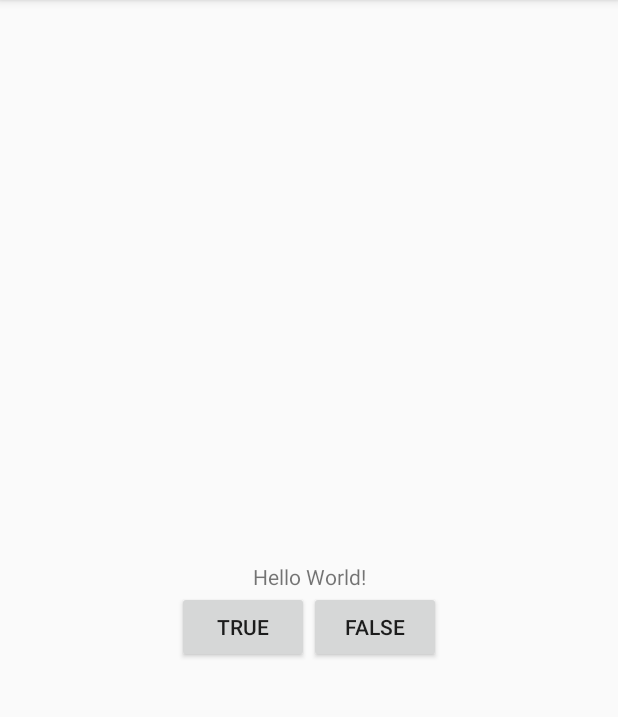
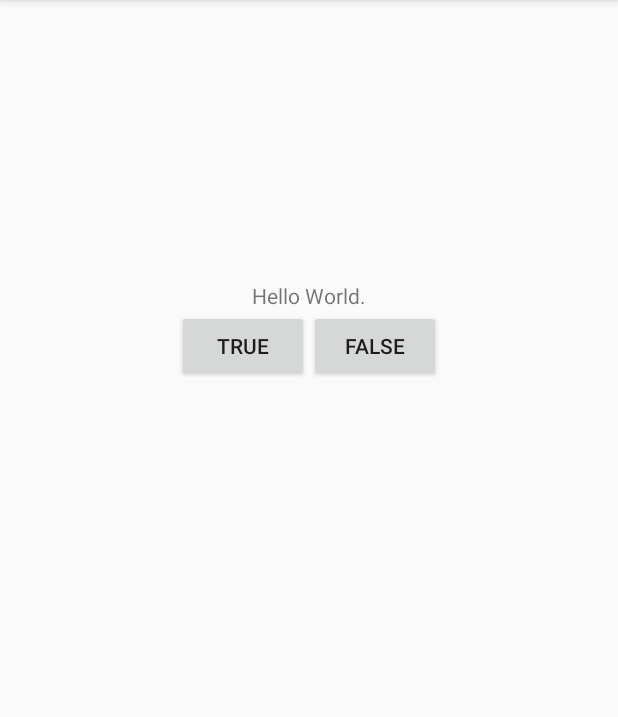
Before and after one commit to palanceli/TempAndroid, an Android app: the screen it shows after launch (QuizActivity), on a phone screen of 412 x 824 dp, the part 84-801 px from its top. Run offline under Robolectric (Android 15) with nearby library versions, the phone set to English and light mode, and no system bars.

Commit message:
commit changes

```diff
--- a/BNRG01/app/src/main/java/com/palanceli/ime/bnrg01/QuizActivity.java
+++ b/BNRG01/app/src/main/java/com/palanceli/ime/bnrg01/QuizActivity.java
@@ -16,8 +16,8 @@ public class QuizActivity extends AppCompatActivity {
     protected void onCreate(Bundle savedInstanceState) {
         super.onCreate(savedInstanceState);
         setContentView(R.layout.activity_quiz);
-        mTrueButton = (Button)findViewById(R.id.false_button);
-        mFalseButton = (Button)findViewById(R.id.true_button);
+        mTrueButton = (Button)findViewById(R.id.true_button);
+        mFalseButton = (Button)findViewById(R.id.false_button);
 
         mTrueButton.setOnClickListener(new View.OnClickListener(){
             @Override
--- a/BNRG01/app/src/main/res/layout/activity_quiz.xml
+++ b/BNRG01/app/src/main/res/layout/activity_quiz.xml
@@ -10,28 +10,29 @@
         android:id="@+id/textView"
         android:layout_width="wrap_content"
         android:layout_height="wrap_content"
-        android:text="Hello World!"
-        app:layout_constraintBottom_toBottomOf="parent"
-        app:layout_constraintLeft_toLeftOf="parent"
-        app:layout_constraintRight_toRightOf="parent"
-        app:layout_constraintTop_toTopOf="parent" />
-
-    <LinearLayout
-        android:layout_width="wrap_content"
-        android:layout_height="wrap_content"
+        android:text="Hello World."
         app:layout_constraintStart_toStartOf="parent"
         app:layout_constraintEnd_toEndOf="parent"
-        app:layout_constraintTop_toBottomOf="@+id/textView">
+        app:layout_constraintTop_toTopOf="parent"
+        app:layout_constraintBottom_toBottomOf="parent"
+        app:layout_constraintVertical_bias="0.25"/>
+
     <Button
         android:id="@+id/true_button"
         android:layout_width="wrap_content"
         android:layout_height="wrap_content"
-            android:text = "@string/true_button"/>
+        android:text = "@string/true_button"
+        app:layout_constraintTop_toBottomOf="@id/textView"
+        app:layout_constraintHorizontal_chainStyle="packed"
+        app:layout_constraintLeft_toLeftOf="parent"
+        app:layout_constraintRight_toLeftOf="@+id/false_button"/>
     <Button
         android:id="@+id/false_button"
         android:layout_width="wrap_content"
         android:layout_height="wrap_content"
-            android:text = "@string/false_button"/>
-    </LinearLayout>
+        android:text = "@string/false_button"
+        app:layout_constraintTop_toBottomOf="@id/textView"
+        app:layout_constraintLeft_toRightOf="@id/true_button"
+        app:layout_constraintRight_toRightOf="parent"/>
 
 </android.support.constraint.ConstraintLayout>
```
Lines whose indentation alone changed are shown as unchanged.
